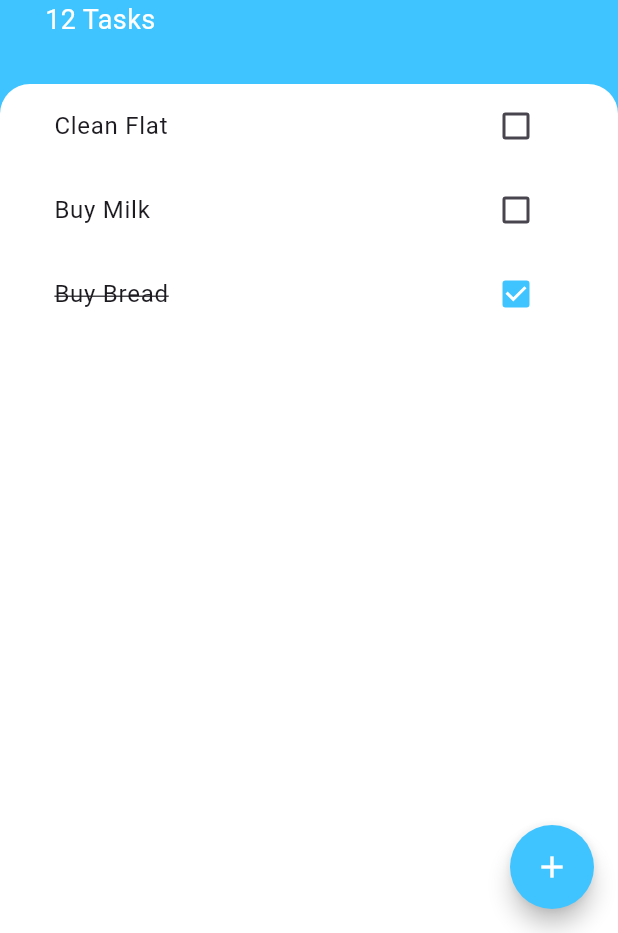
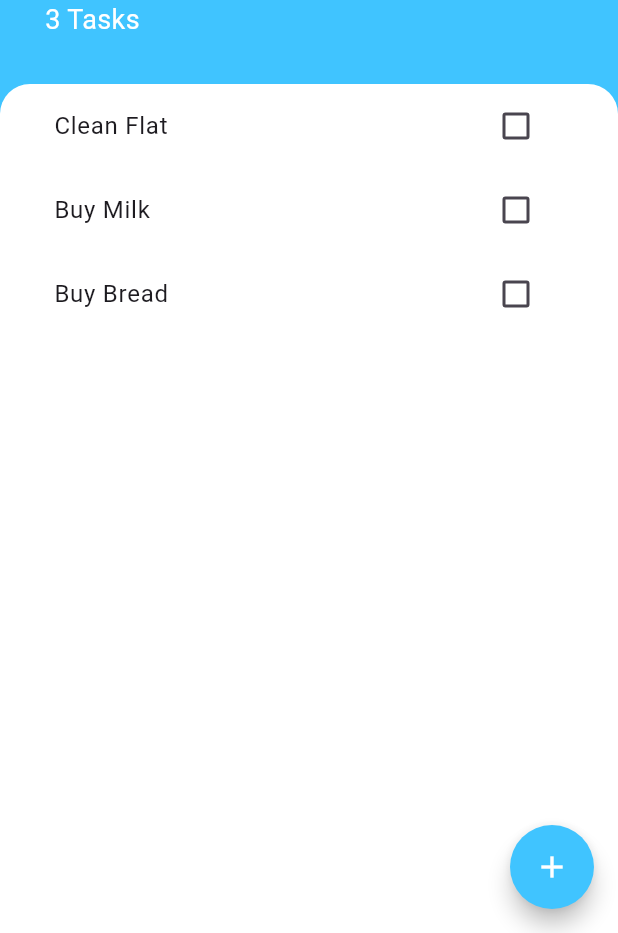
Before and after one commit to GawahChan/flutter_todoey, a Flutter app: the screen it shows after launch, on a phone screen of 412 x 824 dp, the part 303-1236 px from its top. Run offline on Flutter 3.47's test engine with Material 3 defaults, Android fonts, the phone set to English and light mode, and no system bars.

Commit message:
Update task length counter

```diff
--- a/lib/screens/tasks_screen.dart
+++ b/lib/screens/tasks_screen.dart
@@ -14,7 +14,7 @@ class _TasksScreenState extends State<TasksScreen> {
   List<Task> tasks = [
     Task(name: "Clean Flat"),
     Task(name: "Buy Milk"),
-    Task(name: "Buy Bread", isDone: true),
+    Task(name: "Buy Bread"),
   ];
 
   @override
@@ -50,10 +50,10 @@ class _TasksScreenState extends State<TasksScreen> {
           Container(
             padding: const EdgeInsets.only(
                 top: 60.0, left: 30.0, right: 30.0, bottom: 30.0),
-            child: const Column(
+            child: Column(
               crossAxisAlignment: CrossAxisAlignment.start,
               children: <Widget>[
-                CircleAvatar(
+                const CircleAvatar(
                   backgroundColor: Colors.white,
                   radius: 30.0,
                   child: Icon(
@@ -62,13 +62,13 @@ class _TasksScreenState extends State<TasksScreen> {
                     color: Colors.lightBlueAccent,
                   ),
                 ),
-                SizedBox(height: 10.0),
-                Text('Todoey',
+                const SizedBox(height: 10.0),
+                const Text('Todoey',
                     style: TextStyle(
                         color: Colors.white,
                         fontSize: 50.0,
                         fontWeight: FontWeight.w700)),
-                Text('12 Tasks',
+                Text('${tasks.length} Tasks',
                     style: TextStyle(color: Colors.white, fontSize: 18)),
               ],
             ),
```
